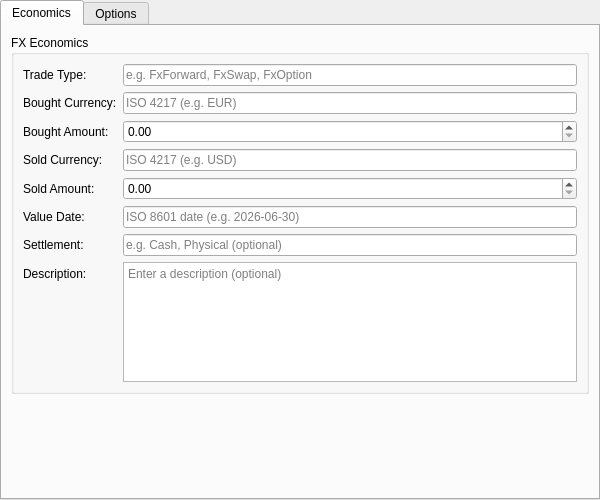
Old version of the form projects/ores.qt.trading/ui/FxInstrumentForm.ui in the repository OreStudio/OreStudio.
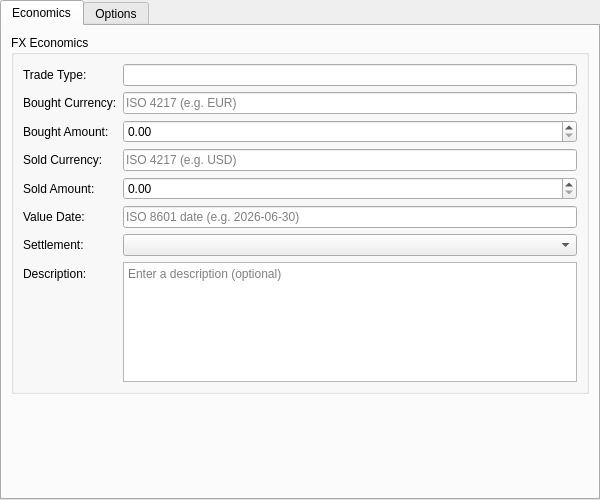
New version of the form.

Commit message:
[qt,trading] Replace free-text fields with combo boxes in all instrument forms
Add InstrumentFormUtils with shared populate/get/set helpers for all
controlled-vocabulary fields (settlement, option type, exercise style,
day count, frequency, barrier type, etc.) across all six instrument
forms. Trade type code is now permanently read-only in all forms.

What changed in the file:
```diff
--- a/projects/ores.qt.trading/ui/FxInstrumentForm.ui
+++ b/projects/ores.qt.trading/ui/FxInstrumentForm.ui
@@ -36,9 +36,7 @@
           </item>
           <item row="0" column="1">
            <widget class="QLineEdit" name="tradeTypeCodeEdit">
-            <property name="placeholderText">
-             <string>e.g. FxForward, FxSwap, FxOption</string>
-            </property>
+            <property name="readOnly"><bool>true</bool></property>
            </widget>
           </item>
           <item row="1" column="0">
@@ -103,9 +101,7 @@
            </widget>
           </item>
           <item row="6" column="1">
-           <widget class="QLineEdit" name="settlementEdit">
-            <property name="placeholderText"><string>e.g. Cash, Physical (optional)</string></property>
-           </widget>
+           <widget class="QComboBox" name="settlementCombo"/>
           </item>
           <item row="7" column="0">
            <widget class="QLabel" name="labelDescription">
```
Left out of the diff: 6 changed lines with no effect on the pictures. The commit also changes 13 other files.
